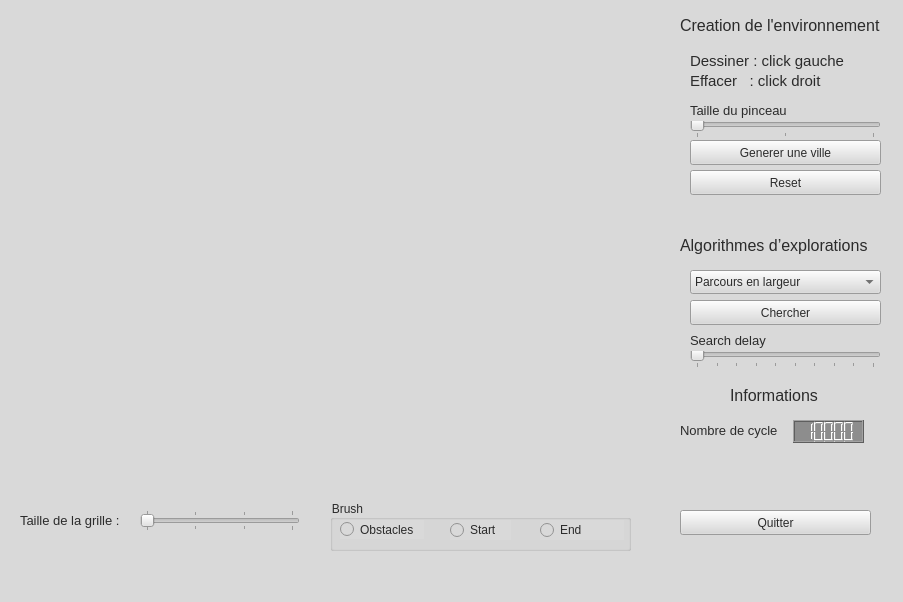
This is mainwindow.ui in Maxlo24/Project_CPP_4ETI as Qt 5 draws it before an edit. The edited form follows.
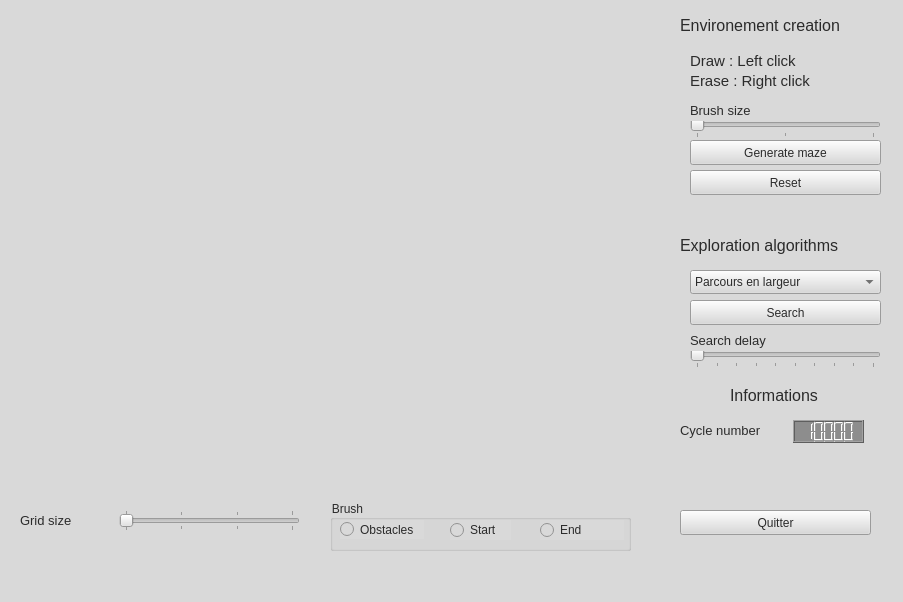
This is the edited form.

Patch:
```diff
--- a/mainwindow.ui
+++ b/mainwindow.ui
@@ -60,7 +60,7 @@
      </font>
     </property>
     <property name="text">
-     <string>Algorithmes d’explorations</string>
+     <string>Exploration algorithms</string>
     </property>
    </widget>
    <widget class="QPushButton" name="serchButton">
@@ -73,7 +73,7 @@
      </rect>
     </property>
     <property name="text">
-     <string>Chercher</string>
+     <string>Search</string>
     </property>
    </widget>
    <widget class="QComboBox" name="Algo_select">
@@ -126,7 +126,7 @@
      </font>
     </property>
     <property name="text">
-     <string>Creation de l'environnement</string>
+     <string>Environement creation</string>
     </property>
    </widget>
    <widget class="QSlider" name="speedSlider">
@@ -212,7 +212,7 @@
      </font>
     </property>
     <property name="text">
-     <string>Taille du pinceau</string>
+     <string>Brush size</string>
     </property>
    </widget>
    <widget class="QPushButton" name="cityButton">
@@ -225,7 +225,7 @@
      </rect>
     </property>
     <property name="text">
-     <string>Generer une ville</string>
+     <string>Generate maze</string>
     </property>
    </widget>
    <widget class="QLabel" name="Partie_Env_2">
@@ -288,7 +288,7 @@
      </font>
     </property>
     <property name="text">
-     <string>Nombre de cycle</string>
+     <string>Cycle number</string>
     </property>
    </widget>
    <widget class="QPushButton" name="resetButton">
@@ -309,7 +309,7 @@
      <rect>
       <x>20</x>
       <y>510</y>
-      <width>121</width>
+      <width>81</width>
       <height>21</height>
      </rect>
     </property>
@@ -320,15 +320,15 @@
      </font>
     </property>
     <property name="text">
-     <string>Taille de la grille :</string>
+     <string>Grid size</string>
     </property>
    </widget>
    <widget class="QSlider" name="gridSideSlider">
     <property name="geometry">
      <rect>
-      <x>140</x>
+      <x>119</x>
       <y>510</y>
-      <width>160</width>
+      <width>181</width>
       <height>21</height>
      </rect>
     </property>
@@ -363,7 +363,7 @@
      </font>
     </property>
     <property name="text">
-     <string>Dessiner : click gauche</string>
+     <string>Draw : Left click</string>
     </property>
    </widget>
    <widget class="QLabel" name="taillePinceauLabel_3">
@@ -381,7 +381,7 @@
      </font>
     </property>
     <property name="text">
-     <string>Effacer   : click droit</string>
+     <string>Erase : Right click</string>
     </property>
    </widget>
    <widget class="QGroupBox" name="BrushgroupBox">
```
